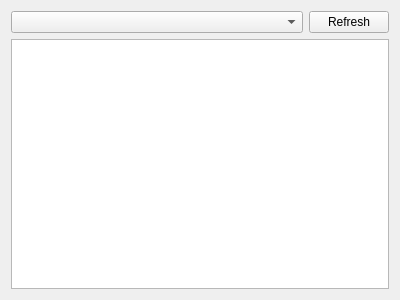
Qt form src/dbbrowser.ui (KDE/akonadiconsole) before a commit.
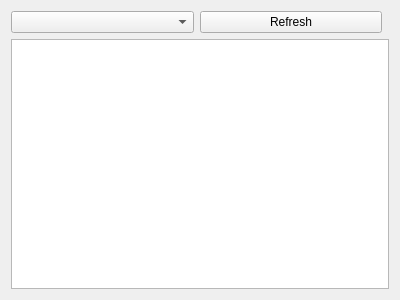
The same form after that commit. Custom widgets are drawn as their Qt base class.

Commit message:
Improve the Database Browser tab
 * Don't put the `Refresh` button waaaaaaaaaaaaay over there.
 * Fetch the selected table right away.

```diff
--- a/src/dbbrowser.ui
+++ b/src/dbbrowser.ui
@@ -15,7 +15,7 @@
      <item>
       <widget class="KComboBox" name="tableBox" >
        <property name="sizePolicy" >
-        <sizepolicy vsizetype="Fixed" hsizetype="Expanding" >
+        <sizepolicy vsizetype="Fixed" hsizetype="Minimum" >
          <horstretch>0</horstretch>
          <verstretch>0</verstretch>
         </sizepolicy>
@@ -29,6 +29,13 @@
        </property>
       </widget>
      </item>
+     <item>
+      <spacer>
+       <property name="orientation" >
+        <enum>Qt::Horizontal</enum>
+       </property>
+      </spacer>
+     </item>
     </layout>
    </item>
    <item>
```
The commit also changes 1 other file.
